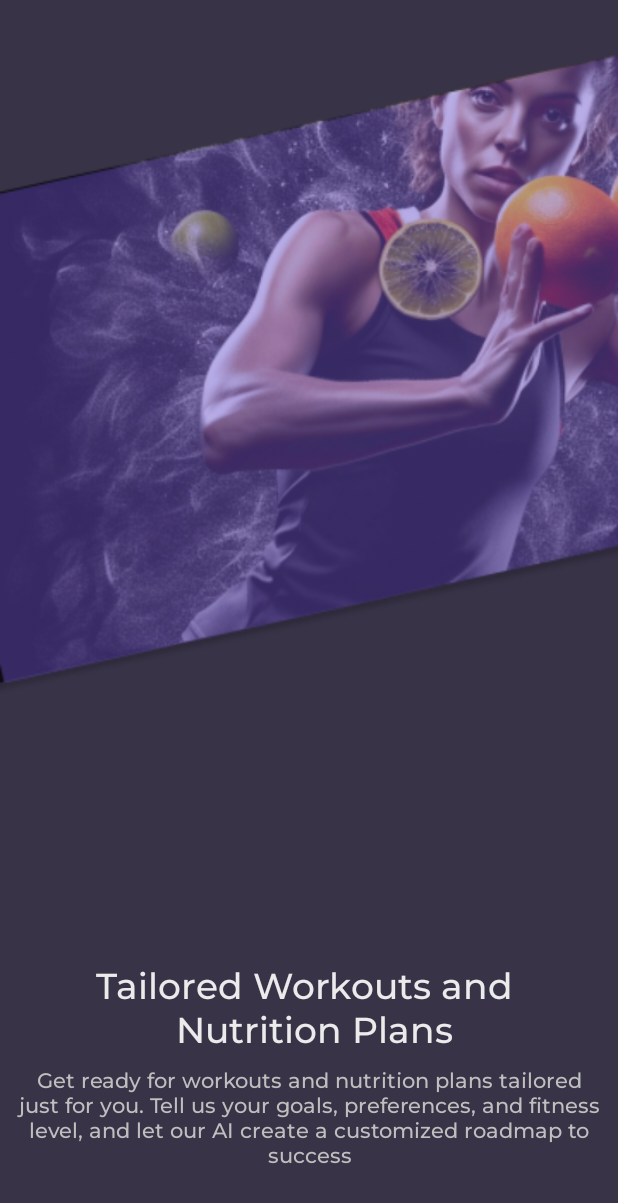
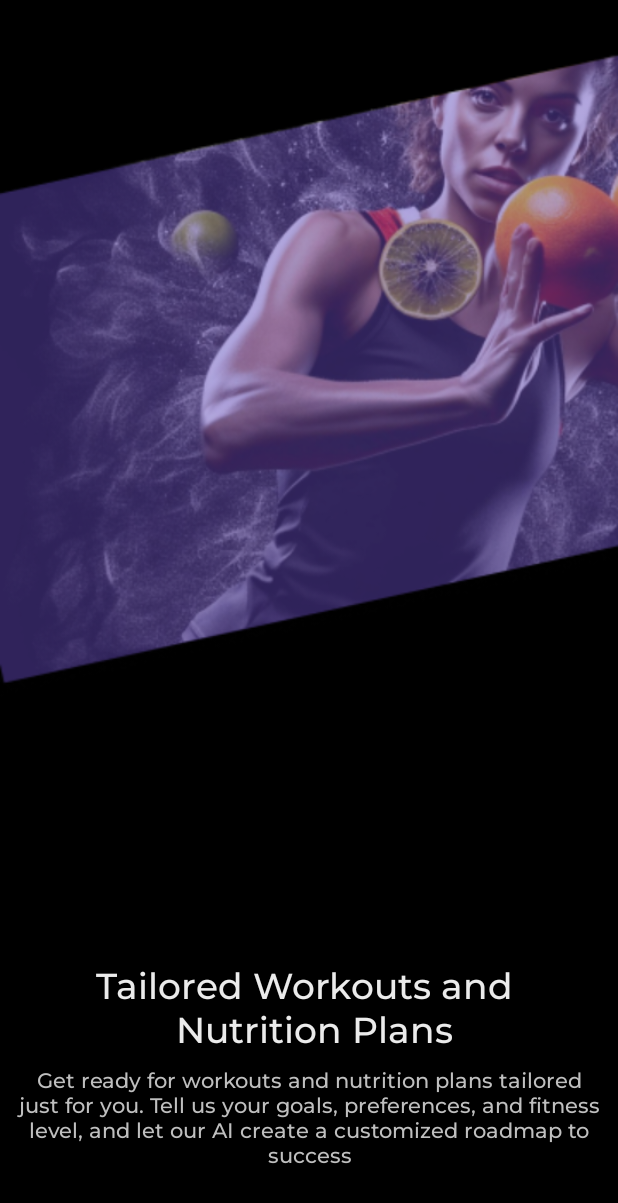
Before and after one commit to riteekgore37-cmyk/ai-fitness-coach, an Android app: the layout onboarding1.xml on its own in the app's theme, with its tools: preview values and no code run, on a phone screen of 412 x 824 dp. Shown: the top 1203 px of the screen. Run offline under Robolectric (Android 15) with nearby library versions, the phone set to English and light mode, and no system bars.

Commit message:
Merge remote-tracking branch 'origin/master'

```diff
--- a/app/src/main/res/layout/onboarding1.xml
+++ b/app/src/main/res/layout/onboarding1.xml
@@ -4,7 +4,7 @@
     xmlns:tools="http://schemas.android.com/tools"
     android:layout_width="match_parent"
     android:layout_height="match_parent"
-    android:background="@color/darker_purple"
+    android:background="@color/black"
     tools:context=".MainActivity">
 
     <ImageView
```
